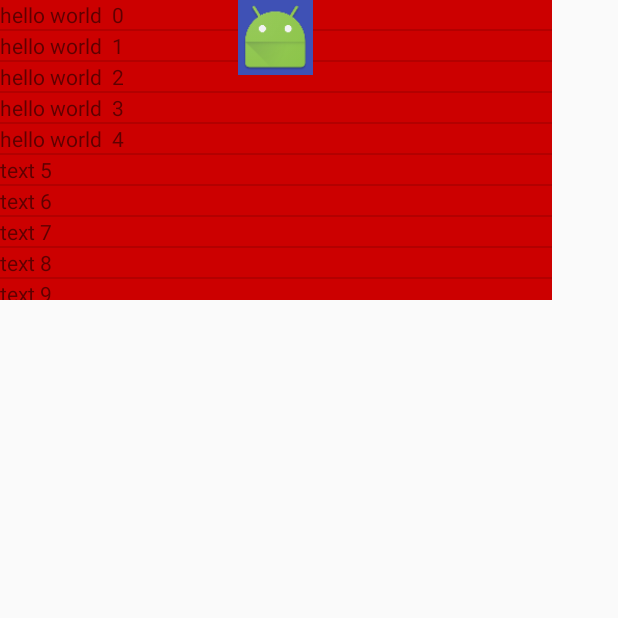
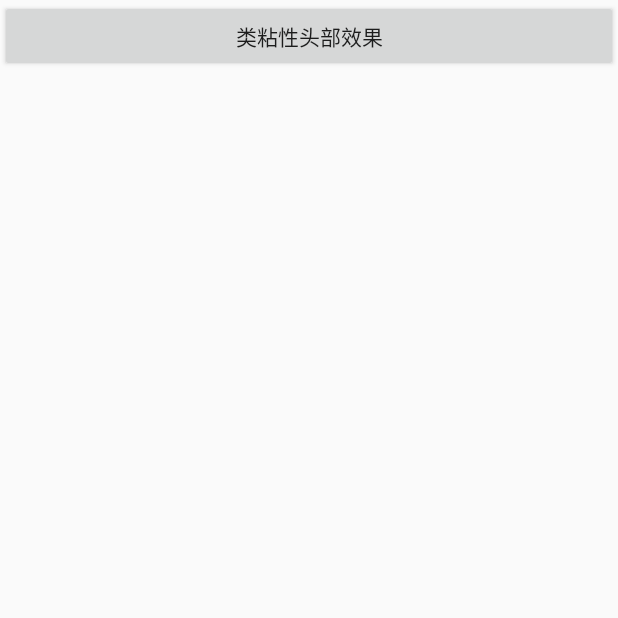
Before and after one commit to simonws/BaseAndroidStudy, an Android app: the screen it shows after launch (MainActivity), on a phone screen of 412 x 824 dp, the top half of it. Run offline under Robolectric (Android 15) with nearby library versions, the phone set to English and light mode, and no system bars.

Commit message:
类粘性头部效果规范化

```diff
--- a/MyApplicationDemo/app/src/main/AndroidManifest.xml
+++ b/MyApplicationDemo/app/src/main/AndroidManifest.xml
@@ -19,6 +19,8 @@
                 <category android:name="android.intent.category.LAUNCHER" />
             </intent-filter>
         </activity>
+
+        <activity android:name=".stickylike.StickyLikeActivity" />
     </application>
 
 </manifest>
--- a/MyApplicationDemo/app/src/main/java/com/example/ws/myapplicationdemo/MainActivity.java
+++ b/MyApplicationDemo/app/src/main/java/com/example/ws/myapplicationdemo/MainActivity.java
@@ -1,113 +1,38 @@
 package com.example.ws.myapplicationdemo;
 
+import android.content.Intent;
 import android.database.DataSetObserver;
 import android.os.Bundle;
 import android.support.v7.app.AppCompatActivity;
 import android.view.View;
 import android.view.ViewGroup;
 import android.widget.AbsListView;
+import android.widget.Button;
 import android.widget.ImageView;
 import android.widget.ListAdapter;
 import android.widget.ListView;
 import android.widget.TextView;
 
-public class MainActivity extends AppCompatActivity {
+import com.example.ws.myapplicationdemo.stickylike.StickyLikeActivity;
+
+public class MainActivity extends AppCompatActivity implements View.OnClickListener {
     public static final String TAG = "Main_Activity";
 
     @Override
     protected void onCreate(Bundle savedInstanceState) {
         super.onCreate(savedInstanceState);
         setContentView(R.layout.activity_main);
-        ListView listView = (ListView) findViewById(R.id.list_id);
-        listView.setAdapter(new ListAdapter() {
-            @Override
-            public boolean areAllItemsEnabled() {
-                return false;
-            }
+    }
 
-            @Override
-            public boolean isEnabled(int i) {
-                return true;
-            }
+    @Override
+    public void onClick(View v) {
+        switch (v.getId()) {
+            case R.id.sticky_like_btn:
+                startActivity(new Intent(this, StickyLikeActivity.class));
+                break;
+            default:
+                break;
+        }
 
-            @Override
-            public void registerDataSetObserver(DataSetObserver dataSetObserver) {
-
-            }
-
-            @Override
-            public void unregisterDataSetObserver(DataSetObserver dataSetObserver) {
-
-            }
-
-            @Override
-            public int getCount() {
-                return 20;
-            }
-
-            @Override
-            public Object getItem(int i) {
-                return i;
-            }
-
-            @Override
-            public long getItemId(int i) {
-                return 1;
-            }
-
-            @Override
-            public boolean hasStableIds() {
-                return false;
-            }
-
-            @Override
-            public View getView(int i, View view, ViewGroup viewGroup) {
-                TextView textView = new TextView(MainActivity.this);
-                if (i < 5) {
-                    textView.setText("hello world  " + i);
-                } else {
-                    textView.setText("text " + i);
-                }
-
-                return textView;
-            }
-
-            @Override
-            public int getItemViewType(int i) {
-                return 0;
-            }
-
-            @Override
-            public int getViewTypeCount() {
-                return 1;
-            }
-
-            @Override
-            public boolean isEmpty() {
-                return false;
-            }
-        });
-
-        final ImageView imgView = (ImageView) findViewById(R.id.top_id);
-
-        listView.setOnScrollListener(new AbsListView.OnScrollListener() {
-            @Override
-            public void onScrollStateChanged(AbsListView view, int scrollState) {
-
-            }
-
-            @Override
-            public void onScroll(AbsListView view, int firstVisibleItem, int visibleItemCount,
-                    int totalItemCount) {
-                if (firstVisibleItem >= 4 && view.getChildAt(0) != null) {
-                    View firstView = view.getChildAt(0);
-                    int tralateY = -((firstVisibleItem - 4) * firstView.getMeasuredHeight())
-                            + firstView.getTop();
-                    imgView.setTranslationY(tralateY);
-                } else {
-                    imgView.setTranslationY(0);
-                }
-            }
-        });
     }
 }
--- a/MyApplicationDemo/app/src/main/res/layout/activity_main.xml
+++ b/MyApplicationDemo/app/src/main/res/layout/activity_main.xml
@@ -6,29 +6,11 @@
     android:layout_height="match_parent"
     tools:context="com.example.ws.myapplicationdemo.MainActivity">
 
-    <RelativeLayout
-        android:layout_width="368dp"
-        android:layout_height="495dp">
-
-        <ListView
-            android:id="@+id/list_id"
-            android:layout_width="match_parent"
-            android:layout_height="200dp"
-            android:layout_alignParentTop="true"
-            android:background="@android:color/holo_red_dark" />
-
-        <ImageView
-            android:id="@+id/top_id"
-            android:layout_width="50dp"
-            android:layout_height="50dp"
-            android:layout_alignParentTop="true"
-            android:layout_centerHorizontal="true"
-            android:background="@color/colorPrimary"
-            android:src="@mipmap/ic_launcher"
-            app:layout_constraintBottom_toBottomOf="parent"
-            app:layout_constraintLeft_toLeftOf="parent"
-            app:layout_constraintRight_toRightOf="parent"
-            app:layout_constraintTop_toTopOf="parent" />
-    </RelativeLayout>
+    <Button
+        android:id="@+id/sticky_like_btn"
+        android:layout_width="match_parent"
+        android:layout_height="wrap_content"
+        android:onClick="onClick"
+        android:text="@string/sticky_like" />
 
 </android.support.design.widget.CoordinatorLayout>
--- a/MyApplicationDemo/app/src/main/res/values/strings.xml
+++ b/MyApplicationDemo/app/src/main/res/values/strings.xml
@@ -1,4 +1,5 @@
 <resources>
     <string name="app_name">My ApplicationDemo</string>
     <string name="action_settings">Settings</string>
+    <string name="sticky_like">类粘性头部效果</string>
 </resources>
```
Also changed, not shown: MyApplicationDemo/app/src/main/java/com/example/ws/myapplicationdemo/stickylike/StickyLikeActivity.java (added, +119 -0 lines), MyApplicationDemo/app/src/main/res/layout/sticky_like_layout.xml (added, +28 -0 lines).
